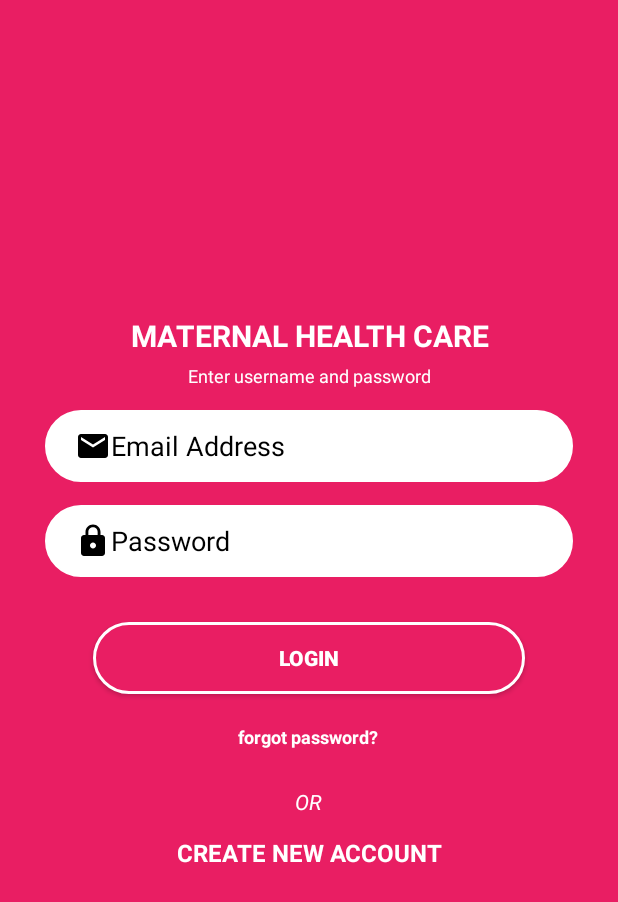
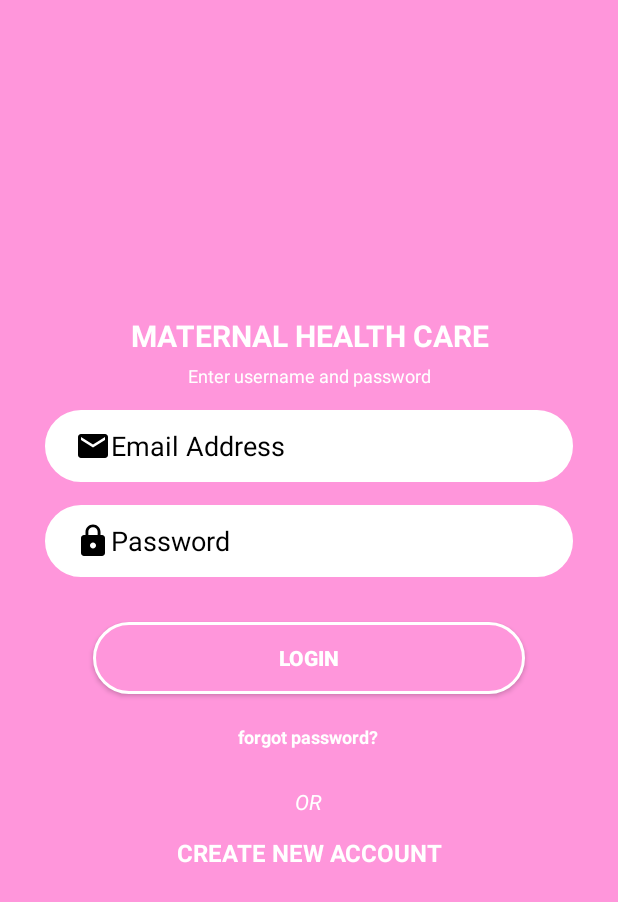
Before and after one commit to andrew4779/Health-Team9, an Android app: the screen it shows after launch (LoginActivity), on a phone screen of 412 x 824 dp. Shown: the top 902 px of the screen. Run offline under Robolectric (Android 15) with nearby library versions, the phone set to English and light mode, and no system bars; our stand-ins replace Firebase (no records; nobody signed in at launch, a user with empty details on screens opened directly).

Commit message:
Update colors.xml

```diff
--- a/app/src/main/res/values/colors.xml
+++ b/app/src/main/res/values/colors.xml
@@ -7,5 +7,7 @@
     <color name="teal_700">#FF018786</color>
     <color name="black">#FF000000</color>
     <color name="white">#FFFFFFFF</color>
-    <color name="pink">#E91E63</color>
+    <color name="pink">#FF96DB</color>
+
+
 </resources>
```
